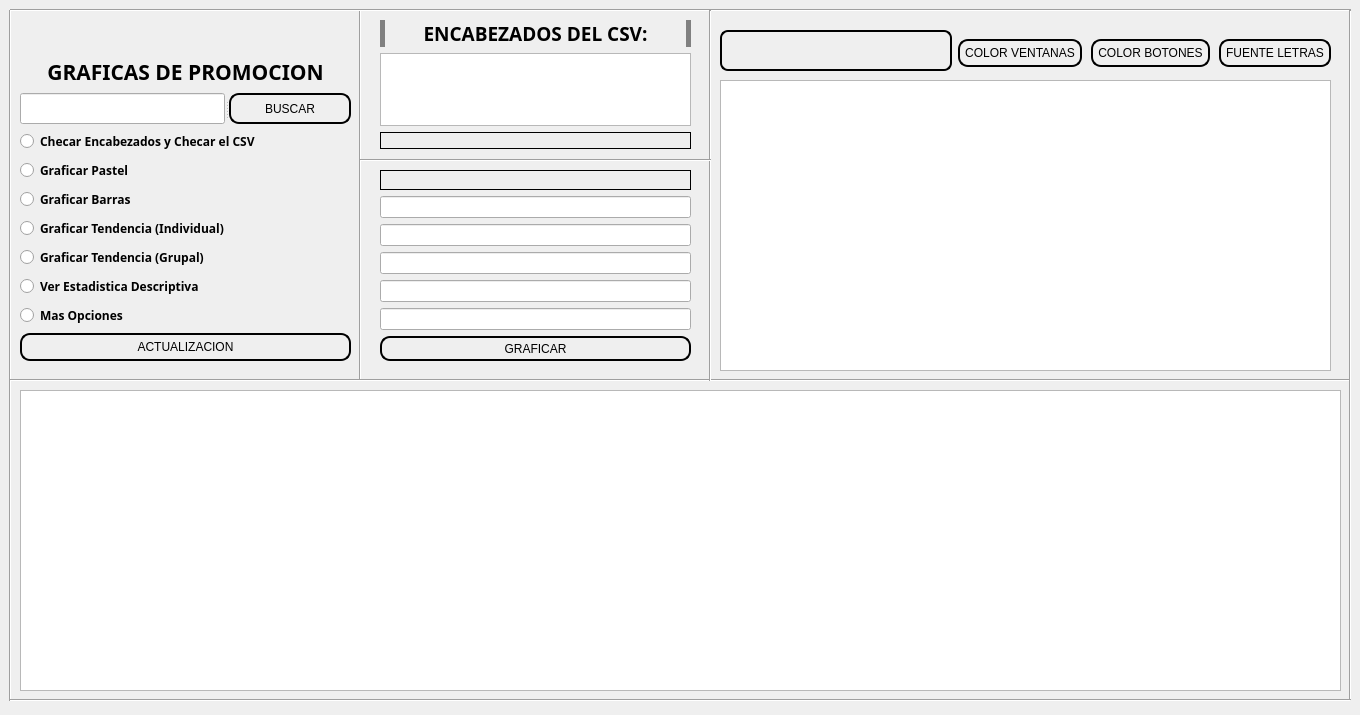
The window that CSV/interfaz/VentanaCSV.ui (DanielRojas2002/PyQt5) describes before a commit, drawn with Qt 5.
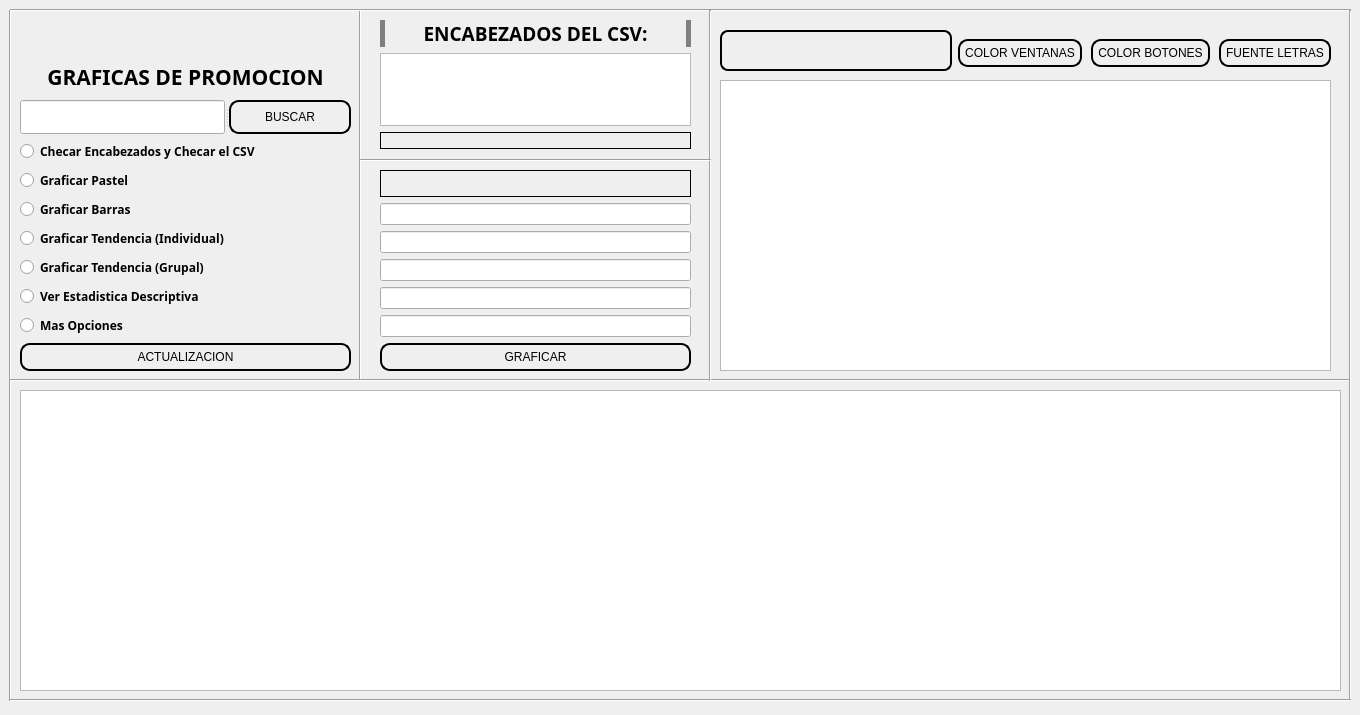
The same window after the commit. Icons and pictures are not drawn.

```diff
--- a/CSV/interfaz/VentanaCSV.ui
+++ b/CSV/interfaz/VentanaCSV.ui
@@ -229,7 +229,7 @@
       <x>20</x>
       <y>20</y>
       <width>331</width>
-      <height>341</height>
+      <height>351</height>
      </rect>
     </property>
     <layout class="QVBoxLayout" name="verticalLayout">
@@ -524,7 +524,7 @@
       <x>380</x>
       <y>170</y>
       <width>311</width>
-      <height>191</height>
+      <height>201</height>
      </rect>
     </property>
     <layout class="QVBoxLayout" name="verticalLayout_3">
```
Left out of the diff: 15 changed lines with no effect on the pictures.
